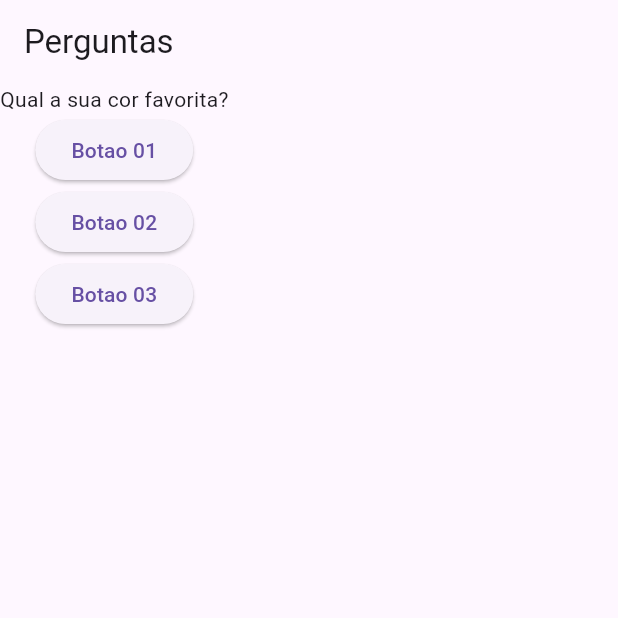
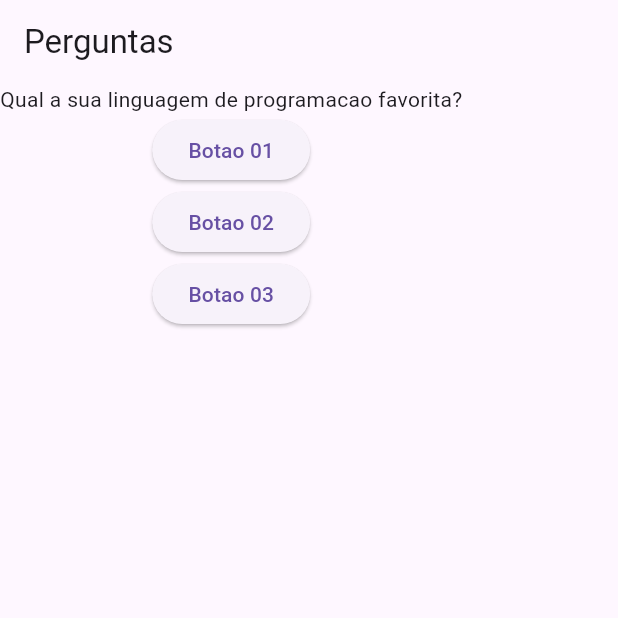
Before and after one commit to DanielSiilva/quiz-in-flutter-app, a Flutter app: the screen it shows after launch, after a tap on "Botao 01", on a phone screen of 412 x 824 dp, the top half of it. Run offline on Flutter 3.47's test engine with Material 3 defaults, Android fonts, the phone set to English and light mode, and no system bars.

```diff
--- a/quiz_app/lib/main.dart
+++ b/quiz_app/lib/main.dart
@@ -2,9 +2,12 @@ import 'package:flutter/material.dart';
 
 main() => runApp(PerguntaApp());
 
+//StatelessWidget: Componente sem estado
 class PerguntaApp extends StatelessWidget {
+  var perguntaSelecinada = 1;
   void responder() {
-    print('Pergunta respondida');
+    perguntaSelecinada++;
+    print(perguntaSelecinada);
   }
 
   @override
@@ -20,19 +23,19 @@ class PerguntaApp extends StatelessWidget {
         ),
         body: Column(
           children: <Widget>[
-            Text(perguntas[0]),
+            Text(perguntas[perguntaSelecinada]),
             ElevatedButton(
               child: Text('Botao 01'),
               onPressed: responder,
             ),
             ElevatedButton(
               child: Text('Botao 02'),
-              onPressed: () {
-                print('Resposta 02');
-              },
+              onPressed: responder,
             ),
             ElevatedButton(
-                child: Text('Botao 03'), onPressed: () => print('Funcao 03'))
+              child: Text('Botao 03'),
+              onPressed: responder,
+            )
           ],
         ),
       ),
```
